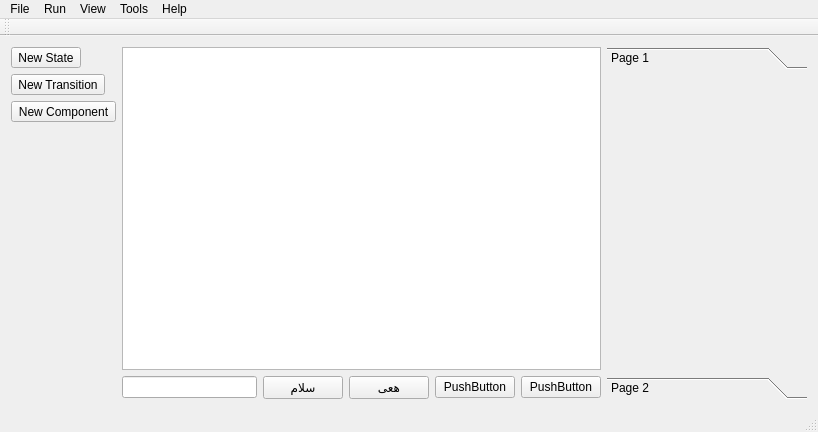
This is mainwindow.ui in mohsenyz/automata-lab as Qt 5 draws it before an edit. The edited form follows.
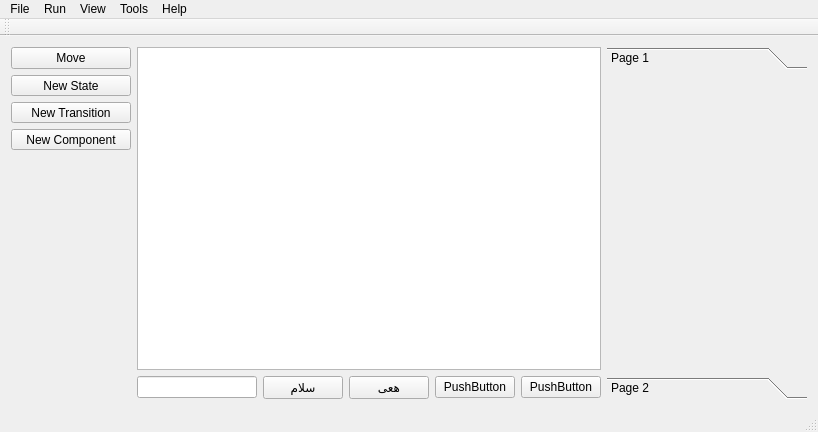
This is the edited form.

Commit message: Added creating transition support via drag&drop

Patch:
```diff
--- a/mainwindow.ui
+++ b/mainwindow.ui
@@ -27,84 +27,34 @@
     <string notr="true"/>
    </property>
    <layout class="QGridLayout" name="gridLayout">
-    <item row="0" column="1" rowspan="5" colspan="5">
+    <item row="12" column="4">
+     <widget class="QPushButton" name="pushButton">
+      <property name="text">
+       <string>PushButton</string>
+      </property>
+     </widget>
+    </item>
+    <item row="12" column="5">
+     <widget class="QPushButton" name="pushButton_2">
+      <property name="styleSheet">
+       <string notr="true"/>
+      </property>
+      <property name="text">
+       <string>PushButton</string>
+      </property>
+     </widget>
+    </item>
+    <item row="0" column="1" rowspan="12" colspan="5">
      <widget class="QGraphicsView" name="graphicsView">
       <property name="frameShadow">
        <enum>QFrame::Plain</enum>
       </property>
      </widget>
     </item>
-    <item row="5" column="3">
-     <widget class="QPushButton" name="pushButton_4">
-      <property name="text">
-       <string>هعی</string>
-      </property>
-     </widget>
-    </item>
-    <item row="5" column="5">
-     <widget class="QPushButton" name="pushButton_2">
-      <property name="styleSheet">
-       <string notr="true"/>
-      </property>
-      <property name="text">
-       <string>PushButton</string>
-      </property>
-     </widget>
-    </item>
-    <item row="5" column="4">
-     <widget class="QPushButton" name="pushButton">
-      <property name="text">
-       <string>PushButton</string>
-      </property>
-     </widget>
-    </item>
-    <item row="2" column="0">
-     <widget class="QToolButton" name="toolButton_3">
-      <property name="text">
-       <string>New Component</string>
-      </property>
-     </widget>
-    </item>
-    <item row="5" column="1">
+    <item row="12" column="1">
      <widget class="QLineEdit" name="lineEdit"/>
     </item>
-    <item row="0" column="0">
-     <widget class="QToolButton" name="newStateBtn">
-      <property name="sizePolicy">
-       <sizepolicy hsizetype="Fixed" vsizetype="Fixed">
-        <horstretch>0</horstretch>
-        <verstretch>0</verstretch>
-       </sizepolicy>
-      </property>
-      <property name="sizeIncrement">
-       <size>
-        <width>0</width>
-        <height>0</height>
-       </size>
-      </property>
-      <property name="text">
-       <string>New State</string>
-      </property>
-      <property name="arrowType">
-       <enum>Qt::NoArrow</enum>
-      </property>
-     </widget>
-    </item>
-    <item row="5" column="2">
-     <widget class="QPushButton" name="pushButton_3">
-      <property name="text">
-       <string>سلام</string>
-      </property>
-     </widget>
-    </item>
-    <item row="1" column="0">
-     <widget class="QToolButton" name="newTransitionBtn">
-      <property name="text">
-       <string>New Transition</string>
-      </property>
-     </widget>
-    </item>
-    <item row="0" column="6" rowspan="6">
+    <item row="0" column="6" rowspan="13">
      <widget class="QToolBox" name="toolBox">
       <property name="minimumSize">
        <size>
@@ -152,6 +102,81 @@
       </widget>
      </widget>
     </item>
+    <item row="12" column="2">
+     <widget class="QPushButton" name="pushButton_3">
+      <property name="text">
+       <string>سلام</string>
+      </property>
+     </widget>
+    </item>
+    <item row="0" column="0">
+     <widget class="QPushButton" name="moveBtn">
+      <property name="text">
+       <string>Move</string>
+      </property>
+     </widget>
+    </item>
+    <item row="12" column="3">
+     <widget class="QPushButton" name="pushButton_4">
+      <property name="text">
+       <string>هعی</string>
+      </property>
+     </widget>
+    </item>
+    <item row="1" column="0">
+     <widget class="QToolButton" name="newStateBtn">
+      <property name="sizePolicy">
+       <sizepolicy hsizetype="Expanding" vsizetype="Fixed">
+        <horstretch>0</horstretch>
+        <verstretch>0</verstretch>
+       </sizepolicy>
+      </property>
+      <property name="sizeIncrement">
+       <size>
+        <width>0</width>
+        <height>0</height>
+       </size>
+      </property>
+      <property name="text">
+       <string>New State</string>
+      </property>
+      <property name="checkable">
+       <bool>true</bool>
+      </property>
+      <property name="arrowType">
+       <enum>Qt::NoArrow</enum>
+      </property>
+     </widget>
+    </item>
+    <item row="2" column="0">
+     <widget class="QToolButton" name="newTransitionBtn">
+      <property name="sizePolicy">
+       <sizepolicy hsizetype="Expanding" vsizetype="Fixed">
+        <horstretch>0</horstretch>
+        <verstretch>0</verstretch>
+       </sizepolicy>
+      </property>
+      <property name="text">
+       <string>New Transition</string>
+      </property>
+      <property name="checkable">
+       <bool>true</bool>
+      </property>
+     </widget>
+    </item>
+    <item row="3" column="0">
+     <widget class="QToolButton" name="toolButton_3">
+      <property name="sizePolicy">
+       <sizepolicy hsizetype="Expanding" vsizetype="Fixed">
+        <horstretch>0</horstretch>
+        <verstretch>0</verstretch>
+       </sizepolicy>
+      </property>
+      <property name="text">
+       <string>New Component</string>
+      </property>
+     </widget>
+    </item>
    </layout>
   </widget>
   <widget class="QMenuBar" name="menuBar">
```
The commit also changes 10 other files.
